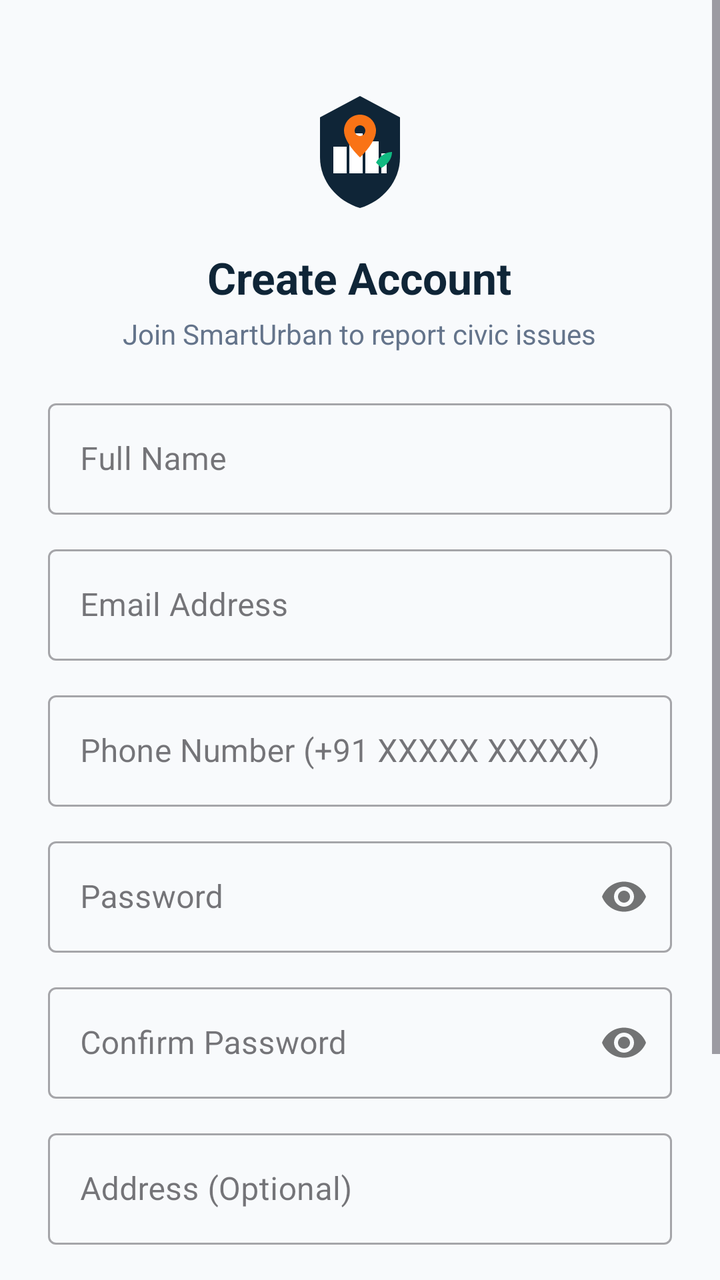
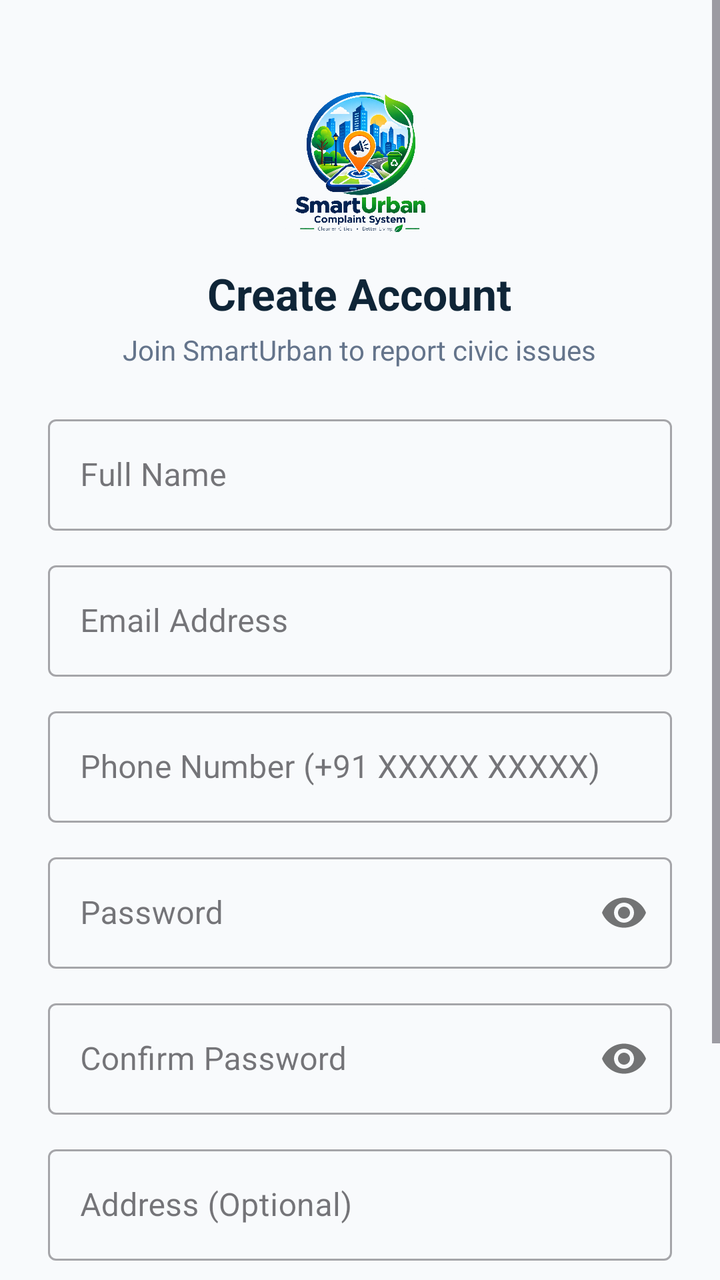

The first picture is an Android layout as it rendered before a commit; the second is the same layout after the commit. The layout source and the unified diff follow.
<!-- AndroidManifest.xml: application theme Theme.SmartUrban -->
<!-- res/layout/activity_register.xml -->
<?xml version="1.0" encoding="utf-8"?>
<ScrollView xmlns:android="http://schemas.android.com/apk/res/android"
    xmlns:app="http://schemas.android.com/apk/res-auto"
    android:layout_width="match_parent"
    android:layout_height="match_parent"
    android:background="@color/bg_light"
    android:fillViewport="true">

    <LinearLayout
        android:layout_width="match_parent"
        android:layout_height="wrap_content"
        android:gravity="center_horizontal"
        android:orientation="vertical"
        android:padding="24dp">

        <ImageView
            android:id="@+id/imgLogoRegister"
            android:layout_width="72dp"
            android:layout_height="72dp"
            android:layout_marginTop="16dp"
            android:contentDescription="@string/app_name"
            android:src="@drawable/ic_smarturban_logo" />

        <TextView
            android:layout_width="wrap_content"
            android:layout_height="wrap_content"
            android:layout_marginTop="12dp"
            android:text="Create Account"
            android:textColor="@color/primary_navy"
            android:textSize="22sp"
            android:textStyle="bold" />

        <TextView
            android:layout_width="wrap_content"
            android:layout_height="wrap_content"
            android:layout_marginTop="4dp"
            android:text="Join SmartUrban to report civic issues"
            android:textColor="@color/text_secondary"
            android:textSize="14sp" />

        <com.google.android.material.textfield.TextInputLayout
            android:id="@+id/tilFullName"
            style="@style/Widget.MaterialComponents.TextInputLayout.OutlinedBox"
            android:layout_width="match_parent"
            android:layout_height="wrap_content"
            android:layout_marginTop="20dp"
            android:hint="Full Name">

            <com.google.android.material.textfield.TextInputEditText
                android:id="@+id/etFullName"
                android:layout_width="match_parent"
                android:layout_height="wrap_content"
                android:inputType="textPersonName" />
        </com.google.android.material.textfield.TextInputLayout>

        <com.google.android.material.textfield.TextInputLayout
            android:id="@+id/tilEmail"
            style="@style/Widget.MaterialComponents.TextInputLayout.OutlinedBox"
            android:layout_width="match_parent"
            android:layout_height="wrap_content"
            android:layout_marginTop="12dp"
            android:hint="Email Address">

            <com.google.android.material.textfield.TextInputEditText
                android:id="@+id/etEmail"
                android:layout_width="match_parent"
                android:layout_height="wrap_content"
                android:inputType="textEmailAddress" />
        </com.google.android.material.textfield.TextInputLayout>

        <com.google.android.material.textfield.TextInputLayout
            android:id="@+id/tilPhone"
            style="@style/Widget.MaterialComponents.TextInputLayout.OutlinedBox"
            android:layout_width="match_parent"
            android:layout_height="wrap_content"
            android:layout_marginTop="12dp"
            android:hint="Phone Number (+91 XXXXX XXXXX)">

            <com.google.android.material.textfield.TextInputEditText
                android:id="@+id/etPhone"
                android:layout_width="match_parent"
                android:layout_height="wrap_content"
                android:inputType="phone" />
        </com.google.android.material.textfield.TextInputLayout>

        <com.google.android.material.textfield.TextInputLayout
            android:id="@+id/tilPassword"
            style="@style/Widget.MaterialComponents.TextInputLayout.OutlinedBox"
            android:layout_width="match_parent"
            android:layout_height="wrap_content"
            android:layout_marginTop="12dp"
            android:hint="Password"
            app:passwordToggleEnabled="true">

            <com.google.android.material.textfield.TextInputEditText
                android:id="@+id/etPassword"
                android:layout_width="match_parent"
                android:layout_height="wrap_content"
                android:inputType="textPassword" />
        </com.google.android.material.textfield.TextInputLayout>

        <com.google.android.material.textfield.TextInputLayout
            android:id="@+id/tilConfirmPassword"
            style="@style/Widget.MaterialComponents.TextInputLayout.OutlinedBox"
            android:layout_width="match_parent"
            android:layout_height="wrap_content"
            android:layout_marginTop="12dp"
            android:hint="Confirm Password"
            app:passwordToggleEnabled="true">

            <com.google.android.material.textfield.TextInputEditText
                android:id="@+id/etConfirmPassword"
                android:layout_width="match_parent"
                android:layout_height="wrap_content"
                android:inputType="textPassword" />
        </com.google.android.material.textfield.TextInputLayout>

        <com.google.android.material.textfield.TextInputLayout
            android:id="@+id/tilAddress"
            style="@style/Widget.MaterialComponents.TextInputLayout.OutlinedBox"
            android:layout_width="match_parent"
            android:layout_height="wrap_content"
            android:layout_marginTop="12dp"
            android:hint="Address (Optional)">

            <com.google.android.material.textfield.TextInputEditText
                android:id="@+id/etAddress"
                android:layout_width="match_parent"
                android:layout_height="wrap_content"
                android:inputType="textPostalAddress" />
        </com.google.android.material.textfield.TextInputLayout>

        <com.google.android.material.button.MaterialButton
            android:id="@+id/btnRegister"
            android:layout_width="match_parent"
            android:layout_height="56dp"
            android:layout_marginTop="20dp"
            android:backgroundTint="@color/primary_navy"
            android:text="REGISTER"
            android:textColor="@color/surface_white"
            android:textSize="16sp"
            app:cornerRadius="8dp" />

        <ProgressBar
            android:id="@+id/progressBarRegister"
            android:layout_width="36dp"
            android:layout_height="36dp"
            android:layout_marginTop="12dp"
            android:visibility="gone" />

        <LinearLayout
            android:layout_width="wrap_content"
            android:layout_height="wrap_content"
            android:layout_marginTop="20dp"
            android:gravity="center"
            android:orientation="horizontal">

            <TextView
                android:layout_width="wrap_content"
                android:layout_height="wrap_content"
                android:text="Already have an account?"
                android:textColor="@color/text_secondary" />

            <TextView
                android:id="@+id/tvLoginLink"
                android:layout_width="wrap_content"
                android:layout_height="wrap_content"
                android:layout_marginStart="8dp"
                android:padding="8dp"
                android:text="LOGIN"
                android:textColor="@color/secondary_green_dark"
                android:textStyle="bold" />
        </LinearLayout>

    </LinearLayout>
</ScrollView>
<!-- resources referenced by this layout -->
<resources>
  <color name="bg_light">#F8FAFC</color>
  <color name="primary_navy">#0F2537</color>
  <color name="secondary_green_dark">#059669</color>
  <color name="surface_white">#FFFFFF</color>
  <color name="text_secondary">#64748B</color>
  <!-- drawable ic_smarturban_logo (drawable) -->
  <vector xmlns:android="http://schemas.android.com/apk/res/android"
      android:width="108dp"
      android:height="108dp"
      android:viewportWidth="108"
      android:viewportHeight="108">
  
      
      <path
          android:fillColor="#0F2537"
          android:pathData="M54,12 L84,28 V58 C84,76 71,91 54,96 C37,91 24,76 24,58 V28 Z" />
  
      
      <path
          android:fillColor="#FFFFFF"
          android:pathData="M34,70 V50 H44 V70 Z M46,70 V40 H56 V70 Z M58,70 V46 H68 V70 Z M70,70 V55 H74 V70 Z" />
  
      
      <path
          android:fillColor="#F97316"
          android:pathData="M54,26 C47.37,26 42,31.37 42,38 C42,47 54,58 54,58 C54,58 66,47 66,38 C66,31.37 60.63,26 54,26 Z M54,42 C51.79,42 50,40.21 50,38 C50,35.79 51.79,34 54,34 C56.21,34 58,35.79 58,38 C58,40.21 56.21,42 54,42 Z" />
  
      
      <path
          android:fillColor="#10B981"
          android:pathData="M66,62 C66,62 70,54 78,54 C78,62 70,66 70,66 Z" />
  </vector>
  <string name="app_name">SmartUrban</string>
  <style name="Theme.SmartUrban" parent="Base.Theme.SmartUrban" />
  <style name="Base.Theme.SmartUrban" parent="Theme.Material3.DayNight.NoActionBar">
          <item name="colorPrimary">@color/primary_navy</item>
          <item name="colorPrimaryVariant">@color/primary_navy_dark</item>
          <item name="colorSecondary">@color/secondary_green</item>
          <item name="colorAccent">@color/accent_orange</item>
          <item name="android:windowBackground">@color/bg_light</item>
          <item name="android:statusBarColor">@color/primary_navy</item>
      </style>
  <color name="primary_navy_dark">#0A1A28</color>
  <color name="secondary_green">#10B981</color>
  <color name="accent_orange">#F97316</color>
</resources>

<!-- the commit's change to res/layout/activity_register.xml (unified diff, before → after) -->
@@ -15,11 +15,12 @@
 
         <ImageView
             android:id="@+id/imgLogoRegister"
-            android:layout_width="72dp"
-            android:layout_height="72dp"
+            android:layout_width="80dp"
+            android:layout_height="80dp"
             android:layout_marginTop="16dp"
+            android:adjustViewBounds="true"
             android:contentDescription="@string/app_name"
-            android:src="@drawable/ic_smarturban_logo" />
+            android:src="@drawable/smarturban_logo" />
 
         <TextView
             android:layout_width="wrap_content"
<!-- resource entries referenced after the edit -->
@@ -5,33 +5,7 @@
   <color name="secondary_green_dark">#059669</color>
   <color name="surface_white">#FFFFFF</color>
   <color name="text_secondary">#64748B</color>
-  <!-- drawable ic_smarturban_logo (drawable) -->
-  <vector xmlns:android="http://schemas.android.com/apk/res/android"
-      android:width="108dp"
-      android:height="108dp"
-      android:viewportWidth="108"
-      android:viewportHeight="108">
-  
-      
-      <path
-          android:fillColor="#0F2537"
-          android:pathData="M54,12 L84,28 V58 C84,76 71,91 54,96 C37,91 24,76 24,58 V28 Z" />
-  
-      
-      <path
-          android:fillColor="#FFFFFF"
-          android:pathData="M34,70 V50 H44 V70 Z M46,70 V40 H56 V70 Z M58,70 V46 H68 V70 Z M70,70 V55 H74 V70 Z" />
-  
-      
-      <path
-          android:fillColor="#F97316"
-          android:pathData="M54,26 C47.37,26 42,31.37 42,38 C42,47 54,58 54,58 C54,58 66,47 66,38 C66,31.37 60.63,26 54,26 Z M54,42 C51.79,42 50,40.21 50,38 C50,35.79 51.79,34 54,34 C56.21,34 58,35.79 58,38 C58,40.21 56.21,42 54,42 Z" />
-  
-      
-      <path
-          android:fillColor="#10B981"
-          android:pathData="M66,62 C66,62 70,54 78,54 C78,62 70,66 70,66 Z" />
-  </vector>
+  <!-- drawable smarturban_logo: png bitmap (drawable, 1002826 bytes) -->
   <string name="app_name">SmartUrban</string>
   <style name="Theme.SmartUrban" parent="Base.Theme.SmartUrban" />
   <style name="Base.Theme.SmartUrban" parent="Theme.Material3.DayNight.NoActionBar">
